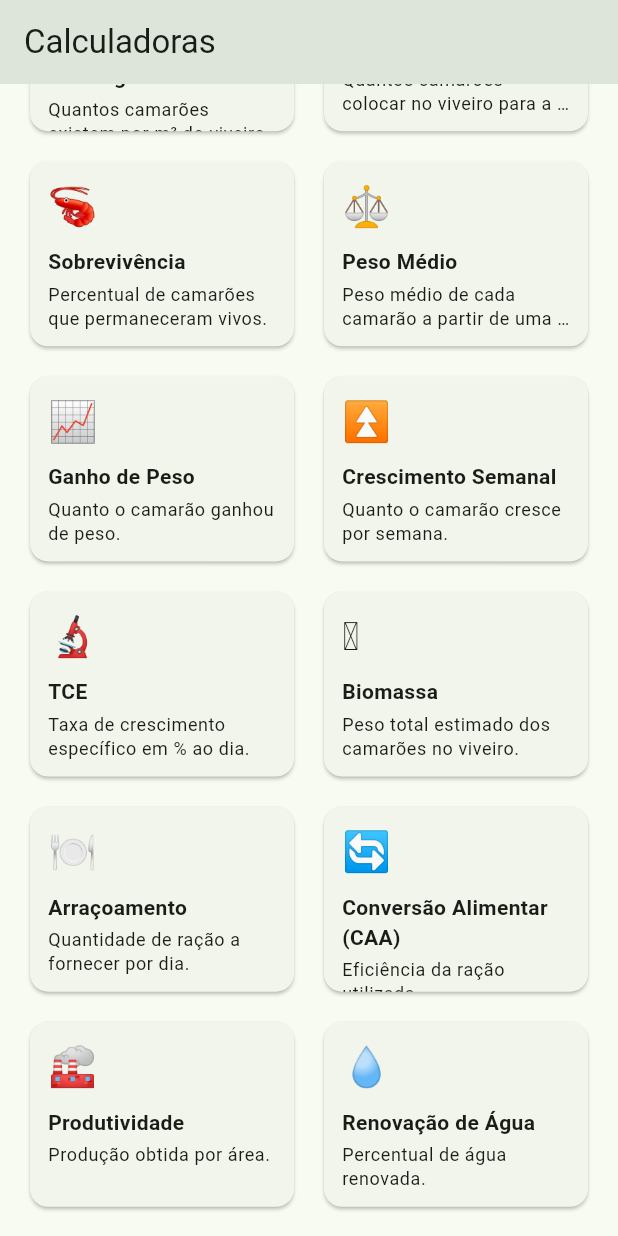
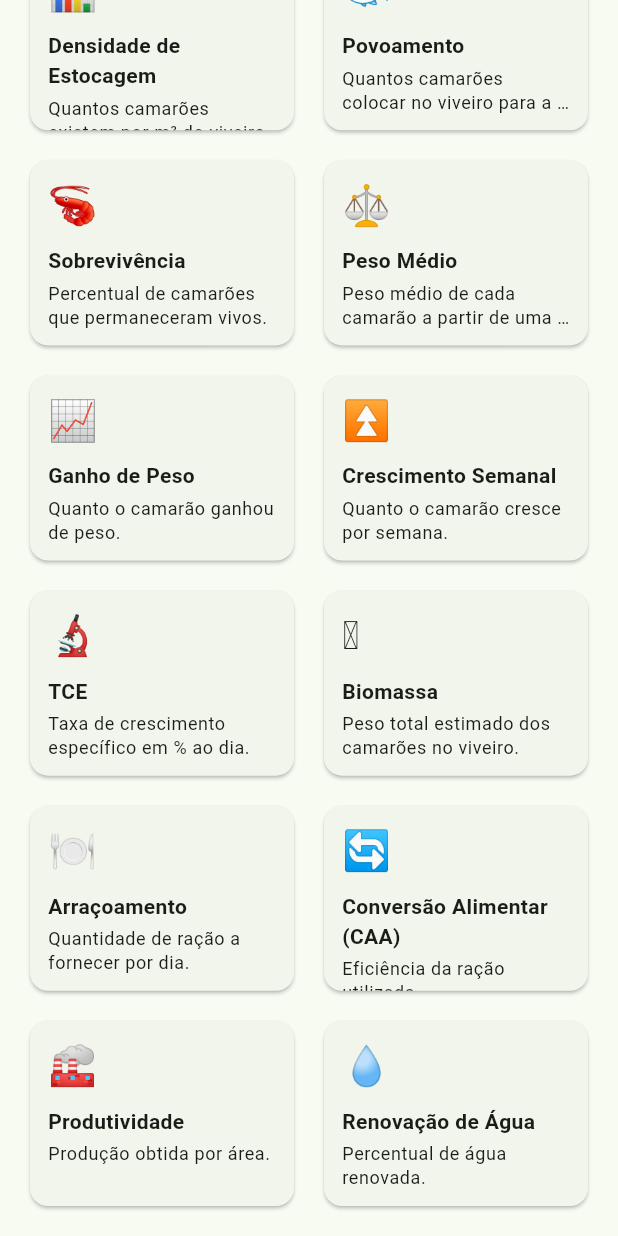
Before and after one commit to juniormorais127/carcinutri, a Flutter app: the CalculadorasScreen screen opened by its route, scrolled down 255 dp, on a phone screen of 412 x 824 dp. Run offline on Flutter 3.47's test engine with Material 3 defaults, Android fonts, the phone set to English and light mode, and no system bars; our stand-ins replace fl_chart, go_router, sembast, sembast_web, url_strategy.

Commit message:
feat: renomeia app para AQUACENSO e oculta barras ao rolar (UX mobile)

```diff
--- a/lib/app.dart
+++ b/lib/app.dart
@@ -13,6 +13,7 @@ import 'screens/projecao_screen.dart';
 import 'screens/viveiro_form_screen.dart';
 import 'screens/viveiro_painel_screen.dart';
 import 'state/app_state.dart';
+import 'widgets/scroll_hide_scaffold.dart';
 
 final GoRouter _router = GoRouter(
   routes: [
@@ -77,9 +78,8 @@ class _AppShell extends StatelessWidget {
 
   @override
   Widget build(BuildContext context) {
-    return Scaffold(
-      body: navigationShell,
-      bottomNavigationBar: NavigationBar(
+    return ScrollHideScaffold(
+      bottomBar: NavigationBar(
         selectedIndex: navigationShell.currentIndex,
         onDestinationSelected: (i) => navigationShell.goBranch(
           i,
@@ -92,6 +92,7 @@ class _AppShell extends StatelessWidget {
               icon: Icon(Icons.calendar_month), label: 'Projeção'),
         ],
       ),
+      body: navigationShell,
     );
   }
 }
@@ -103,16 +104,16 @@ final ThemeData _tema = ThemeData(
       const InputDecorationTheme(border: OutlineInputBorder()),
 );
 
-class CarciniApp extends StatelessWidget {
+class AquacensoApp extends StatelessWidget {
   final AppState state;
-  const CarciniApp({super.key, required this.state});
+  const AquacensoApp({super.key, required this.state});
 
   @override
   Widget build(BuildContext context) {
     return ChangeNotifierProvider.value(
       value: state,
       child: MaterialApp.router(
-        title: 'Carcini Calc',
+        title: 'AQUACENSO',
         theme: _tema,
         routerConfig: _router,
       ),
--- a/lib/main.dart
+++ b/lib/main.dart
@@ -13,5 +13,5 @@ Future<void> main() async {
   final db = await AppDatabase.abrir();
   final state = AppState(db);
   await state.carregar();
-  runApp(CarciniApp(state: state));
+  runApp(AquacensoApp(state: state));
 }
--- a/lib/screens/arracoamento_recomendado_screen.dart
+++ b/lib/screens/arracoamento_recomendado_screen.dart
@@ -5,6 +5,7 @@ import '../domain/arracoamento.dart';
 import '../domain/calculadoras.dart';
 import '../domain/modelos.dart';
 import '../state/app_state.dart';
+import '../widgets/scroll_hide_scaffold.dart';
 
 /// Recomendação de arraçoamento (FAO / L. vannamei): quanto fornecer hoje,
 /// em quantos tratos e como usar a bandeja, a partir do peso médio atual.
@@ -131,7 +132,7 @@ class _ArracoamentoRecomendadoScreenState
   @override
   Widget build(BuildContext context) {
     final state = context.watch<AppState>();
-    return Scaffold(
+    return ScrollHideScaffold(
       appBar: AppBar(title: const Text('Recomendação de arraçoamento')),
       body: ListView(
         padding: const EdgeInsets.all(16),
--- a/lib/screens/biometria_form_screen.dart
+++ b/lib/screens/biometria_form_screen.dart
@@ -4,6 +4,7 @@ import 'package:provider/provider.dart';
 import '../domain/modelos.dart';
 import '../domain/qualidade_agua.dart';
 import '../state/app_state.dart';
+import '../widgets/scroll_hide_scaffold.dart';
 
 /// Registra uma biometria (amostra + contagem → peso médio) em um viveiro,
 /// junto da qualidade de água medida na mesma visita semanal (boas práticas).
@@ -155,7 +156,7 @@ class _BiometriaFormScreenState extends State<BiometriaFormScreen> {
     final vivo = state.porId(_viveiroId);
     final pesoMedio = _pesoMedio;
 
-    return Scaffold(
+    return ScrollHideScaffold(
       appBar: AppBar(title: const Text('Registrar biometria')),
       body: Form(
         key: _formKey,
--- a/lib/screens/calculadoras_screen.dart
+++ b/lib/screens/calculadoras_screen.dart
@@ -2,13 +2,14 @@ import 'package:flutter/material.dart';
 import 'package:go_router/go_router.dart';
 
 import '../domain/calculadoras.dart';
+import '../widgets/scroll_hide_scaffold.dart';
 
 class CalculadorasScreen extends StatelessWidget {
   const CalculadorasScreen({super.key});
 
   @override
   Widget build(BuildContext context) {
-    return Scaffold(
+    return ScrollHideScaffold(
       appBar: AppBar(title: const Text('Calculadoras')),
       body: ListView(
         padding: const EdgeInsets.all(16),
--- a/lib/screens/calculo_screen.dart
+++ b/lib/screens/calculo_screen.dart
@@ -6,6 +6,7 @@ import '../domain/modelos.dart';
 import '../state/app_state.dart';
 import '../widgets/campo_calculo.dart';
 import '../widgets/result_card.dart';
+import '../widgets/scroll_hide_scaffold.dart';
 
 /// Tela genérica de cálculo: campos de entrada → resultado → salvar.
 /// Um viveiro pode ser selecionado (ou passado via [viveiroId]) para
@@ -140,7 +141,7 @@ class _CalculoScreenState extends State<CalculoScreen> {
   @override
   Widget build(BuildContext context) {
     final state = context.watch<AppState>();
-    return Scaffold(
+    return ScrollHideScaffold(
       appBar: AppBar(title: Text('${_def.icone} ${_def.titulo}')),
       body: ListView(
         padding: const EdgeInsets.all(16),
--- a/lib/screens/crescimento_screen.dart
+++ b/lib/screens/crescimento_screen.dart
@@ -5,6 +5,7 @@ import 'package:provider/provider.dart';
 import '../domain/crescimento.dart';
 import '../domain/modelos.dart';
 import '../state/app_state.dart';
+import '../widgets/scroll_hide_scaffold.dart';
 
 /// Tela dedicada ao gráfico de crescimento: evolução do peso médio (g) ao
 /// longo do tempo, por viveiro, mais um resumo das métricas do ciclo.
@@ -49,7 +50,7 @@ class _CrescimentoScreenState extends State<CrescimentoScreen> {
     final cron = biometriasCronologicas(biometrias);
     final resumo = resumirCrescimento(cron);
 
-    return Scaffold(
+    return ScrollHideScaffold(
       appBar: AppBar(title: const Text('Crescimento')),
       body: ListView(
         padding: const EdgeInsets.all(16),
--- a/lib/screens/historico_screen.dart
+++ b/lib/screens/historico_screen.dart
@@ -5,6 +5,7 @@ import 'package:provider/provider.dart';
 import '../domain/calculadoras.dart';
 import '../domain/modelos.dart';
 import '../state/app_state.dart';
+import '../widgets/scroll_hide_scaffold.dart';
 
 /// Histórico de cálculos — de um viveiro específico (por id) ou de todos.
 class HistoricoScreen extends StatelessWidget {
@@ -17,7 +18,7 @@ class HistoricoScreen extends StatelessWidget {
     final viveiro = state.porId(id);
     final calculos = state.calculosDoViveiro(id);
 
-    return Scaffold(
+    return ScrollHideScaffold(
       appBar: AppBar(
         title: Text(viveiro != null ? 'Histórico · ${viveiro.nome}' : 'Histórico'),
       ),
--- a/lib/screens/home_screen.dart
+++ b/lib/screens/home_screen.dart
@@ -4,6 +4,7 @@ import 'package:provider/provider.dart';
 
 import '../domain/modelos.dart';
 import '../state/app_state.dart';
+import '../widgets/scroll_hide_scaffold.dart';
 
 class HomeScreen extends StatelessWidget {
   const HomeScreen({super.key});
@@ -11,8 +12,8 @@ class HomeScreen extends StatelessWidget {
   @override
   Widget build(BuildContext context) {
     final state = context.watch<AppState>();
-    return Scaffold(
-      appBar: AppBar(title: const Text('Carcini Calc')),
+    return ScrollHideScaffold(
+      appBar: AppBar(title: const Text('AQUACENSO')),
       floatingActionButton: FloatingActionButton.extended(
         onPressed: () => context.push('/viveiro'),
         icon: const Icon(Icons.add),
--- a/lib/screens/projecao_screen.dart
+++ b/lib/screens/projecao_screen.dart
@@ -4,6 +4,7 @@ import 'package:provider/provider.dart';
 import '../domain/modelos.dart';
 import '../domain/projecao.dart';
 import '../state/app_state.dart';
+import '../widgets/scroll_hide_scaffold.dart';
 
 /// Aba Projeção: arraçoamento de todo o ciclo + crescimento esperado,
 /// comparado com a biometria registrada.
@@ -112,7 +113,7 @@ class _ProjecaoScreenState extends State<ProjecaoScreen> {
     final diaAtual = _dataPovoamento == null
         ? null
         : DateTime.now().difference(_dataPovoamento!).inDays;
-    return Scaffold(
+    return ScrollHideScaffold(
       appBar: AppBar(title: const Text('Projeção do ciclo')),
       body: ListView(
         padding: const EdgeInsets.all(16),
--- a/lib/screens/viveiro_form_screen.dart
+++ b/lib/screens/viveiro_form_screen.dart
@@ -3,6 +3,7 @@ import 'package:provider/provider.dart';
 
 import '../domain/modelos.dart';
 import '../state/app_state.dart';
+import '../widgets/scroll_hide_scaffold.dart';
 
 /// Cadastro/edição de um viveiro (nome, área, densidade opcional).
 class ViveiroFormScreen extends StatefulWidget {
@@ -105,7 +106,7 @@ class _ViveiroFormScreenState extends State<ViveiroFormScreen> {
         _preenchido = true;
       }
     }
-    return Scaffold(
+    return ScrollHideScaffold(
       appBar: AppBar(title: Text(_editando ? 'Editar viveiro' : 'Novo viveiro')),
       body: Form(
         key: _formKey,
--- a/lib/screens/viveiro_painel_screen.dart
+++ b/lib/screens/viveiro_painel_screen.dart
@@ -6,6 +6,7 @@ import '../domain/calculadoras.dart';
 import '../domain/modelos.dart';
 import '../domain/qualidade_agua.dart';
 import '../state/app_state.dart';
+import '../widgets/scroll_hide_scaffold.dart';
 
 /// Painel do viveiro: biometria → biomassa → ração diária + boas práticas.
 /// Fluxo principal de trabalho, reaproveitando os dados já cadastrados.
@@ -55,7 +56,7 @@ class _ViveiroPainelScreenState extends State<ViveiroPainelScreen> {
     final faltandoDens = dens == null;
     final faltandoBio = ultima == null;
 
-    return Scaffold(
+    return ScrollHideScaffold(
       appBar: AppBar(
         title: Text(vivo.nome),
         actions: [
--- /dev/null
+++ b/lib/widgets/scroll_hide_scaffold.dart
@@ -0,0 +1,144 @@
+import 'package:flutter/material.dart';
+
+/// Um [Scaffold] cujas barras (barra de título de cima e/ou barra de navegação
+/// de baixo) **somem ao rolar para baixo** e **voltam ao rolar para cima** —
+/// comportamento comum em sites móveis, que faz o conteúdo ocupar a tela toda.
+///
+/// Detecta a direção do scroll no [body] (qualquer `ListView`/`CustomScrollView`
+/// dentro dele emite [ScrollNotification]) e anima as barras para fora com
+/// `AnimatedSlide`, enquanto o conteúdo expande com `AnimatedPadding`.
+class ScrollHideScaffold extends StatefulWidget {
+  /// Barra de título de cima (opcional). Pode ter `actions`.
+  final PreferredSizeWidget? appBar;
+
+  /// Barra de navegação de baixo (opcional), ex.: `NavigationBar`.
+  final Widget? bottomBar;
+
+  /// Altura da [bottomBar] usada para afastar o conteúdo enquanto visível.
+  /// Padrão: altura padrão da `NavigationBar` do Material 3.
+  final double bottomBarHeight;
+
+  /// Conteúdo rolável da tela.
+  final Widget body;
+
+  /// Botão de ação flutuante (ex.: "Novo viveiro" no Home), posicionado acima
+  /// da barra de baixo quando ela está visível.
+  final Widget? floatingActionButton;
+
+  /// A cor de fundo atrás das barras e do conteúdo (evita "fundo errado" nos
+  /// espaços liberados quando as barras ocultam).
+  final Color? backgroundColor;
+
+  const ScrollHideScaffold({
+    super.key,
+    this.appBar,
+    this.bottomBar,
+    this.bottomBarHeight = 80,
+    required this.body,
+    this.floatingActionButton,
+    this.backgroundColor,
+  });
+
+  @override
+  State<ScrollHideScaffold> createState() => _ScrollHideScaffoldState();
+}
+
+class _ScrollHideScaffoldState extends State<ScrollHideScaffold> {
+  static const _dur = Duration(milliseconds: 200);
+  static const _curve = Curves.easeOut;
+
+  bool _show = true;
+  double _ultimoPixels = 0;
+
+  bool _onScroll(ScrollNotification n) {
+    if (n is ScrollUpdateNotification ||
+        n is ScrollEndNotification ||
+        n is UserScrollNotification) {
+      final m = n.metrics;
+      final delta = m.pixels - _ultimoPixels;
+      _ultimoPixels = m.pixels;
+
+      if (m.pixels <= 0) {
+        _setMostrar(true);
+      } else if (delta > 3 && m.pixels > 120) {
+        // Rolando para baixo (passou do limiar): oculta.
+        _setMostrar(false);
+      } else if (delta < -3) {
+        // Rolando para cima: mostra.
+        _setMostrar(true);
+      }
+    }
+    return false;
+  }
+
+  void _setMostrar(bool v) {
+    if (v != _show) setState(() => _show = v);
+  }
+
+  @override
+  Widget build(BuildContext context) {
+    final fundo = widget.backgroundColor ??
+        Theme.of(context).scaffoldBackgroundColor;
+    final appBarH = widget.appBar?.preferredSize.height ?? 0;
+    final bottomH = widget.bottomBar == null ? 0.0 : widget.bottomBarHeight;
+    final fab = widget.floatingActionButton;
+    final fabH = fab == null ? 0.0 : 80.0;
+
+    return ColoredBox(
+      color: fundo,
+      child: Stack(
+        children: [
+          // Corpo preenche a tela; o padding nas bordas se ajusta ao estado
+          // das barras para o conteúdo expandir quando elas ocultam.
+          Positioned.fill(
+            child: NotificationListener<ScrollNotification>(
+              onNotification: _onScroll,
+              child: SafeArea(
+                top: widget.appBar == null,
+                bottom: widget.bottomBar == null,
+                child: AnimatedPadding(
+                  duration: _dur,
+                  curve: _curve,
+                  padding: EdgeInsets.only(
+                    top: _show ? appBarH : 0,
+                    bottom: (_show ? bottomH : 0) + (fab != null ? fabH : 0),
+                  ),
+                  child: widget.body,
+                ),
+              ),
+            ),
+          ),
+          // Botão de ação flutuante (acima da barra de baixo, quando visível).
+          if (fab != null)
+            Positioned(
+              right: 16,
+              bottom: (_show ? bottomH : 0) + 16,
+              child: fab,
+            ),
+          // Barra de topo (desliza para fora quando ocultada).
+          if (widget.appBar != null)
+            Align(
+              alignment: Alignment.topCenter,
+              child: AnimatedSlide(
+                offset: _show ? Offset.zero : const Offset(0, -1),
+                duration: _dur,
+                curve: _curve,
+                child: widget.appBar,
+              ),
+            ),
+          // Barra de baixo (desliza para fora quando ocultada).
+          if (widget.bottomBar != null)
+            Align(
+              alignment: Alignment.bottomCenter,
+              child: AnimatedSlide(
+                offset: _show ? Offset.zero : const Offset(0, 1),
+                duration: _dur,
+                curve: _curve,
+                child: widget.bottomBar,
+              ),
+            ),
+        ],
+      ),
+    );
+  }
+}
--- a/pubspec.yaml
+++ b/pubspec.yaml
@@ -1,5 +1,5 @@
 name: carcini_calc
-description: "A new Flutter project."
+description: "AQUACENSO — app offline de calculadoras de carcinicultura."
 # The following line prevents the package from being accidentally published to
 # pub.dev using `flutter pub publish`. This is preferred for private packages.
 publish_to: 'none' # Remove this line if you wish to publish to pub.dev
```
Also changed, not shown: 5 other files.
